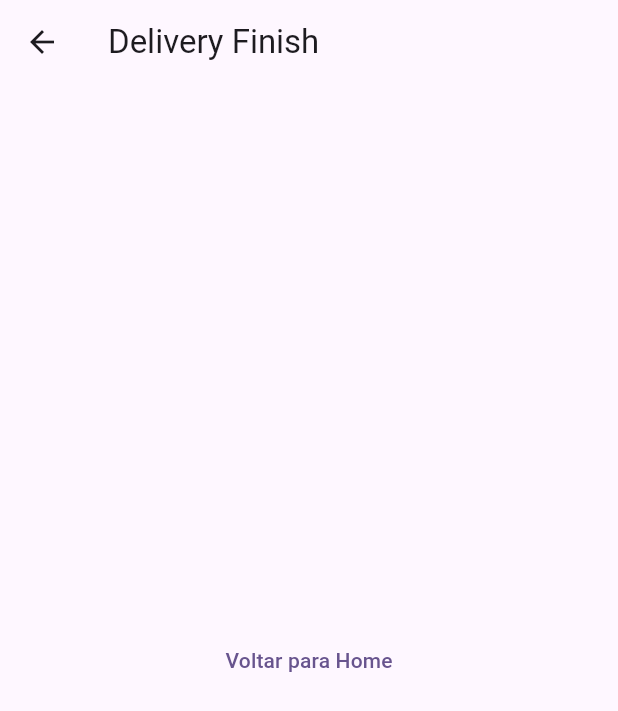
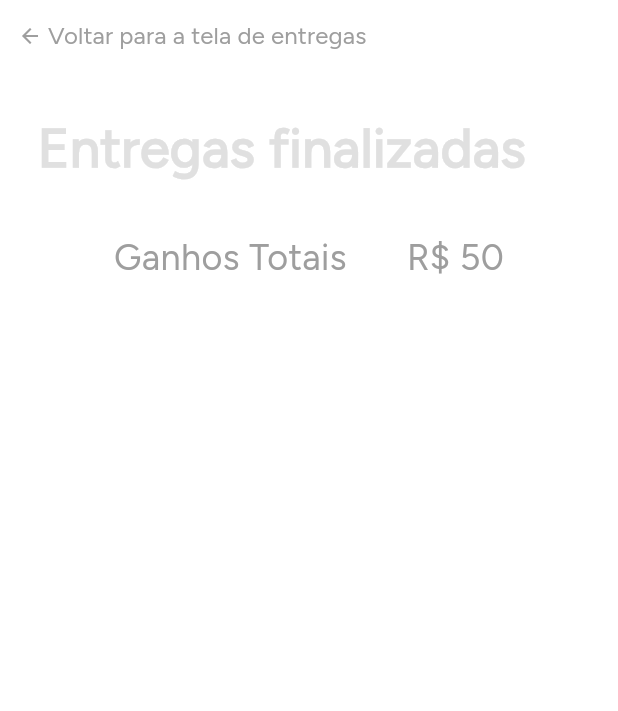
Before and after one commit to Matheusdeicke/aplicativo-entregasdev, a Flutter app: the DeliveryFinish screen opened by its route, on a phone screen of 412 x 824 dp. Shown: the top 711 px of the screen. Run offline on Flutter 3.47's test engine with Material 3 defaults, Android fonts, the phone set to English and light mode, and no system bars; our stand-ins replace cloud_firestore, firebase_auth, firebase_core, flutter_map, flutter_modular, latlong2; accounts and stored records are empty.

Commit message:
ajustes, criação da tela de entregas finalizadas

```diff
--- a/entrega_dev/lib/core/delivery/delivery_finish.dart
+++ b/entrega_dev/lib/core/delivery/delivery_finish.dart
@@ -1,3 +1,4 @@
+import 'package:entrega_dev/theme/colors.dart';
 import 'package:flutter/material.dart';
 import 'package:flutter_modular/flutter_modular.dart';
 
@@ -11,14 +12,67 @@ class DeliveryFinish extends StatefulWidget {
 class _DeliveryFinishState extends State<DeliveryFinish> {
   @override
   Widget build(BuildContext context) {
+    final primeiraCor = Colors.grey[300];
+    final segundaCor = Colors.grey[500];
+
     return Scaffold(
-      appBar: AppBar(title: const Text('Delivery Finish')),
-      body: Center(
-        child: TextButton(
-          onPressed: () {
-            Modular.to.navigate('/home');
-          },
-          child: const Text('Voltar para Home'),
+      backgroundColor: AppColors.preto,
+      body: SafeArea(
+        child: Column(
+          crossAxisAlignment: CrossAxisAlignment.start,
+          children: [
+            TextButton(
+              onPressed: () => Modular.to.navigate('/home'),
+              child: Row(
+                children: [
+                  Icon(Icons.arrow_back, color: segundaCor, size: 16),
+                  SizedBox(width: 4),
+                  Text(
+                    'Voltar para a tela de entregas',
+                    style: TextStyle(
+                      color: segundaCor,
+                      fontFamily: 'Figtree',
+                      fontSize: 16,
+                    ),
+                  ),
+                ],
+              ),
+            ),
+            Padding(
+              padding: const EdgeInsets.fromLTRB(25.0, 25.0, 25.0, 30.0),
+              child: Text(
+                'Entregas finalizadas',
+                style: TextStyle(
+                  color: primeiraCor,
+                  fontFamily: 'Figtree',
+                  fontSize: 36,
+                  fontWeight: FontWeight.bold,
+                ),
+              ),
+            ),
+            Row(
+              mainAxisAlignment: MainAxisAlignment.center,
+              children: [
+                Text(
+                  'Ganhos Totais',
+                  style: TextStyle(
+                    color: segundaCor,
+                    fontFamily: 'Figtree',
+                    fontSize: 24,
+                  ),
+                ),
+                SizedBox(width: 40),
+                Text(
+                  'R\$ 50',
+                  style: TextStyle(
+                    color: segundaCor,
+                    fontFamily: 'Figtree',
+                    fontSize: 24,
+                  ),
+                ),
+              ],
+            ),
+          ],
         ),
       ),
     );
--- a/entrega_dev/lib/core/home/home_page.dart
+++ b/entrega_dev/lib/core/home/home_page.dart
@@ -33,6 +33,7 @@ class _HomePageState extends State<HomePage> {
       body: SafeArea(
         child: Column(
           crossAxisAlignment: CrossAxisAlignment.start,
+          // Mensagem de bem vindo
           children: [
             Padding(
               padding: const EdgeInsets.fromLTRB(25.0, 25.0, 25.0, 30.0),
@@ -47,6 +48,7 @@ class _HomePageState extends State<HomePage> {
               ),
             ),
 
+            // Mensagem de entregas disponiveis e botão para acessar entregas finalizadas
             Padding(
               padding: const EdgeInsets.symmetric(
                 horizontal: 25.0,
@@ -89,6 +91,7 @@ class _HomePageState extends State<HomePage> {
               ),
             ),
 
+            // Listagem das entregas disponiveis
             Expanded(
               child: StreamBuilder<List<DeliveryModel>>(
                 stream: controller.entregasStream,
--- a/entrega_dev/lib/core/delivery/map_controller.dart
+++ b/entrega_dev/lib/core/map/map_controller.dart
@@ -17,7 +17,7 @@ class MapController {
   Future<void> confirmarColeta() async {
     if (entregaId.isEmpty) return;
     await _service
-        .updateStatus(entregaId: entregaId, novoStatus: 'em_coleta');
+        .updateStatus(entregaId: entregaId, novoStatus: 'confirmado');
   }
 
   Future<void> cancelarCorrida() async {
--- a/entrega_dev/lib/modules/map/map_module.dart
+++ b/entrega_dev/lib/modules/map/map_module.dart
@@ -1,8 +1,9 @@
 import 'package:cloud_firestore/cloud_firestore.dart';
-import 'package:entrega_dev/core/delivery/map_controller.dart' as ctrl;
+import 'package:entrega_dev/core/map/map_controller.dart' as ctrl;
+import 'package:entrega_dev/core/map/map_page_entrega.dart';
 import 'package:entrega_dev/core/services/delivery_service.dart';
 import 'package:flutter_modular/flutter_modular.dart';
-import 'package:entrega_dev/core/delivery/map_page.dart';
+import 'package:entrega_dev/core/map/map_page.dart';
 
 class MapModule extends Module {
   @override
@@ -15,5 +16,6 @@ class MapModule extends Module {
   @override
   void routes(r) {
     r.child('/', child: (_) => const MapPage());
+    r.child('/entrega', child: (_) => const MapPageEntrega());
   }
 }
--- a/entrega_dev/lib/widgets/cards_home.dart
+++ b/entrega_dev/lib/widgets/cards_home.dart
@@ -37,6 +37,7 @@ class CardHomeWidget extends StatelessWidget {
               color: containerCor,
               borderRadius: BorderRadius.circular(12.0),
             ),
+            clipBehavior: Clip.antiAlias,
             child: Icon(
               lojaIcon,
               color: Colors.green,
--- a/entrega_dev/pubspec.yaml
+++ b/entrega_dev/pubspec.yaml
@@ -40,6 +40,7 @@ dependencies:
   # Use with the CupertinoIcons class for iOS style icons.
   cupertino_icons: ^1.0.8
   cloud_firestore: ^4.17.5
+  geolocator: ^12.0.0
 
 dev_dependencies:
   flutter_test:
```
Also changed, not shown: entrega_dev/lib/core/map/map_page.dart (renamed from entrega_dev/lib/core/delivery/map_page.dart, +4 -4 lines), entrega_dev/lib/core/map/map_page_entrega.dart (added, +16 -0 lines), entrega_dev/pubspec.lock, 3 other files.
